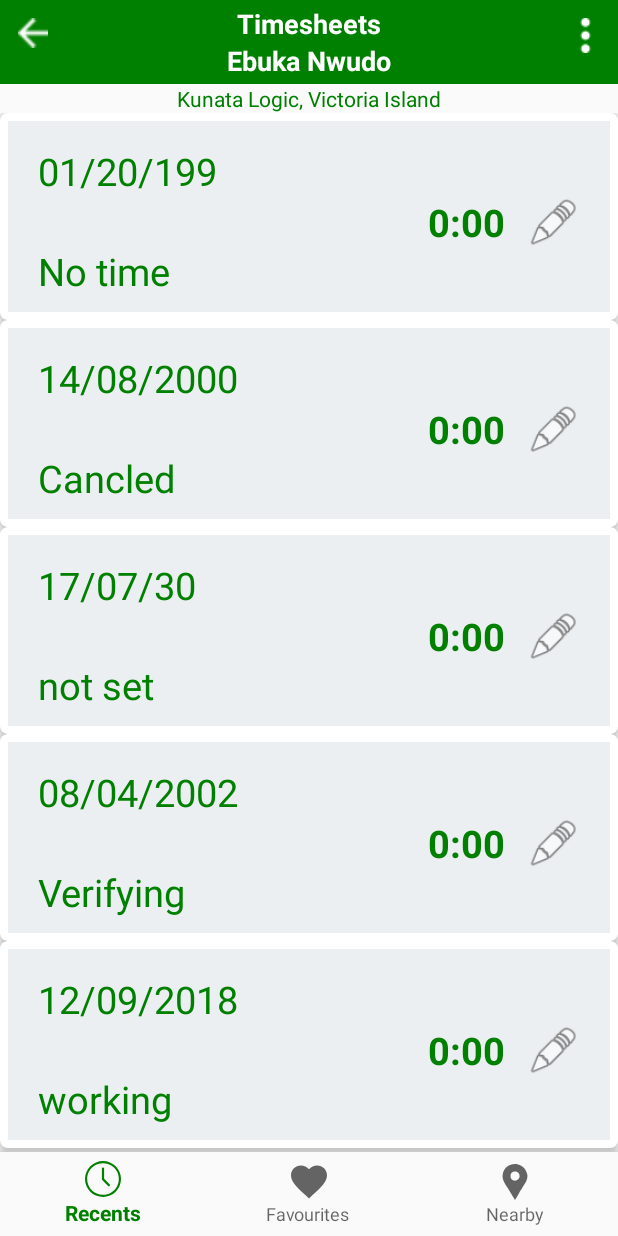
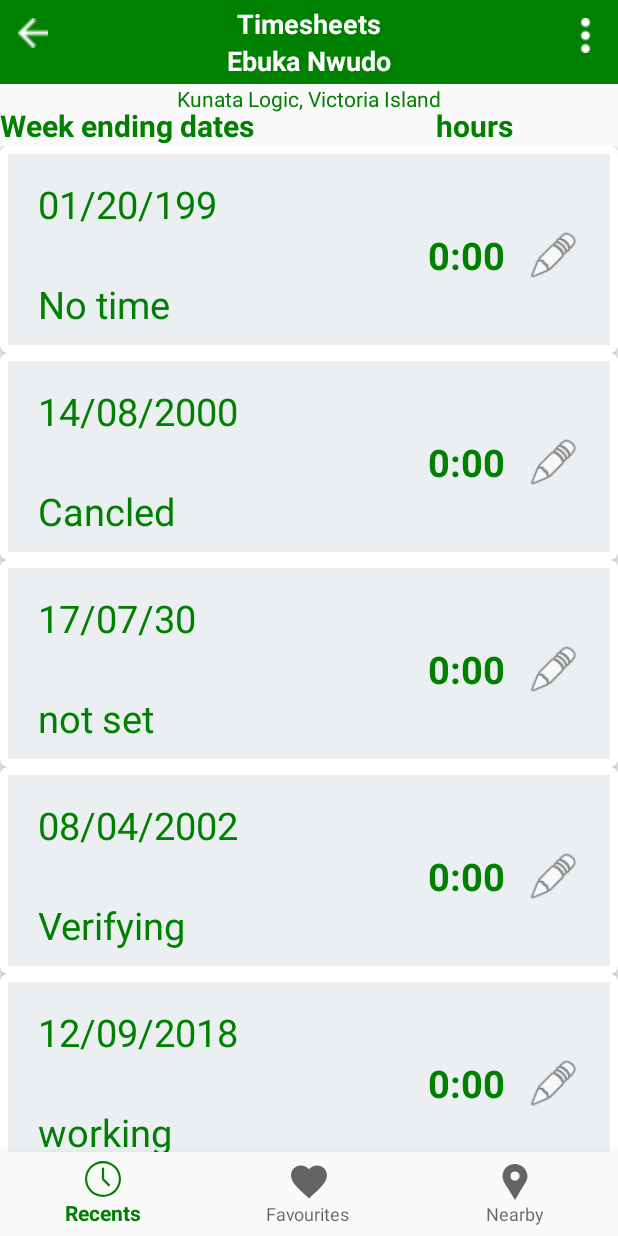
Before and after one commit to nwudoebuka/trans, an Android app: the Timesheet screen opened directly, with no data from a screen before it, on a phone screen of 412 x 824 dp. Run offline under Robolectric (Android 15) with nearby library versions, the phone set to English and light mode, and no system bars; our stand-ins replace Volley; 3 statements that could not run were skipped.

```diff
--- a/app/src/main/res/layout/activity_timesheet.xml
+++ b/app/src/main/res/layout/activity_timesheet.xml
@@ -66,10 +66,40 @@
             android:layout_centerHorizontal="true"
             android:layout_marginTop="?attr/actionBarSize"/>
 
+
+        <TextView
+            android:id="@+id/description"
+            android:layout_width="wrap_content"
+            android:layout_height="wrap_content"
+            android:text="Week ending dates"
+            android:textSize="20dp"
+            android:textStyle="bold"
+            android:layout_marginTop="70dp"
+            android:textColor="@color/colorPrimary"
+
+            />
+
+        <TextView
+
+            android:layout_width="wrap_content"
+            android:layout_height="wrap_content"
+            android:text="hours"
+            android:textSize="20dp"
+            android:textStyle="bold"
+            android:textColor="@color/colorPrimary"
+            android:layout_marginTop="70dp"
+            android:layout_alignParentRight="true"
+            android:layout_marginRight="70dp"
+            android:layout_gravity="right"
+            />
+
+
+
+
     <android.support.v7.widget.RecyclerView
         android:id="@+id/recyclerview1"
         android:layout_width="fill_parent"
-        android:layout_below="@+id/location"
+        android:layout_below="@+id/description"
         android:layout_height="fill_parent"
         android:layout_marginBottom="?attr/actionBarSize"/>
 
```
